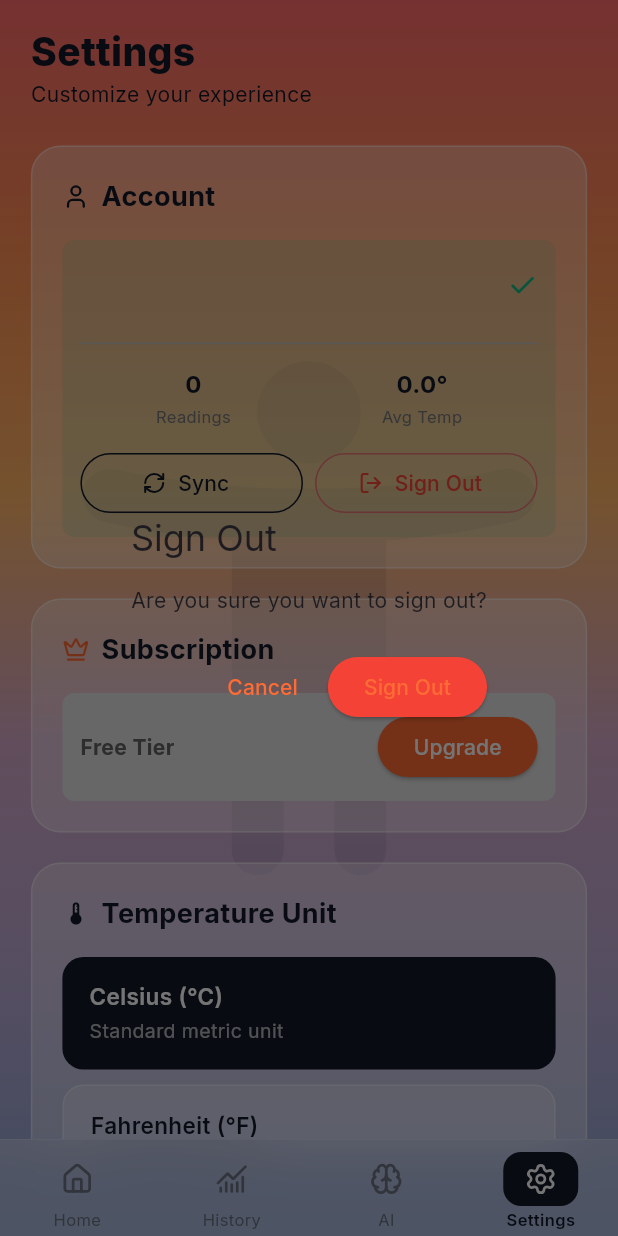
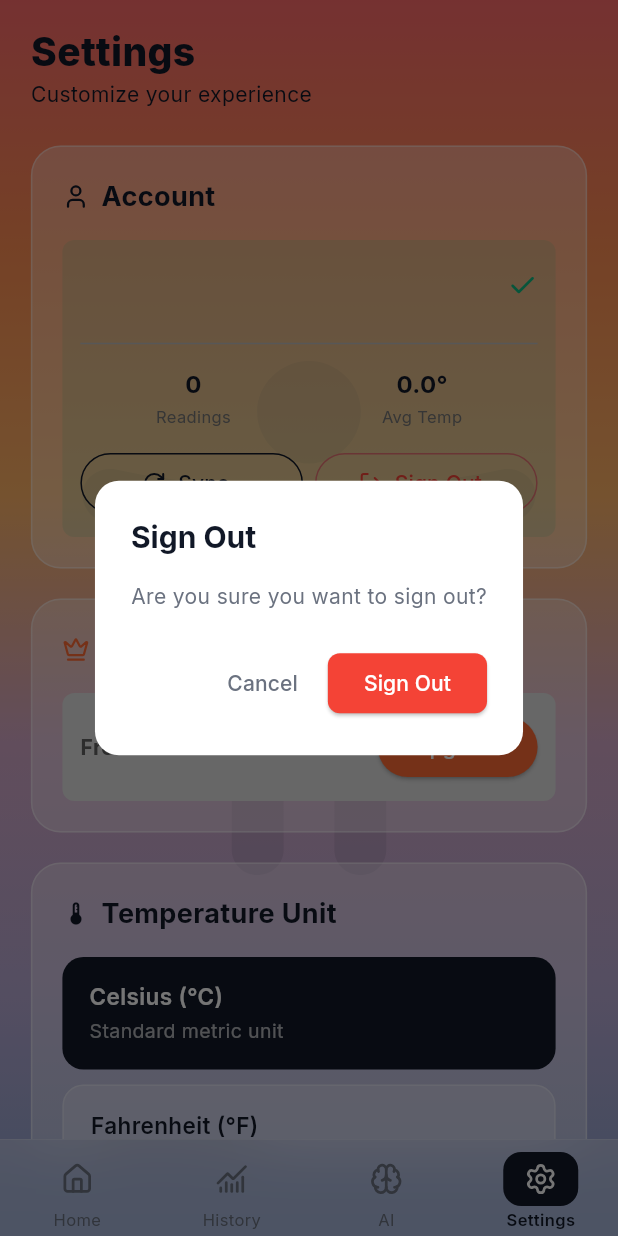
Before and after one commit to superfriend1113-sketch/Heatbubble-redesign, a Flutter app: the AppShell screen opened directly, item 4 of the bottom bar chosen, after a tap on "Sign Out", on a phone screen of 412 x 824 dp. Run offline on Flutter 3.47's test engine with Material 3 defaults, Android fonts, the light colour scheme and no system bars; our stand-ins replace cloud_firestore, firebase_auth, firebase_core, firebase_messaging, firebase_storage, fl_chart and 9 more; missing offline and left inert: workmanager; accounts and stored records are empty; generated files the repository leaves out were written again; network calls fail; statements that could not run were skipped.

Commit message:
fix: Improve dialog styling across the app
- Fixed Sign Out dialog styling (white background, proper text colors)
- Fixed Restore Data dialog styling
- Fixed Delete Account dialog styling (red title for warning)
- Added rounded corners and proper spacing
- Consistent button styling with proper foreground colors
- All dialogs now have clear, readable text on white backgrounds

Affected screens:
- Settings screen (Sign Out dialog)
- Profile screen (Sign Out, Restore Data, Delete Account dialogs)

```diff
--- a/lib/screens/settings_screen.dart
+++ b/lib/screens/settings_screen.dart
@@ -74,16 +74,42 @@ class _SettingsScreenState extends State<SettingsScreen> {
     final confirm = await showDialog<bool>(
       context: context,
       builder: (context) => AlertDialog(
-        title: const Text('Sign Out'),
-        content: const Text('Are you sure you want to sign out?'),
+        backgroundColor: Colors.white,
+        shape: RoundedRectangleBorder(
+          borderRadius: BorderRadius.circular(16),
+        ),
+        title: const Text(
+          'Sign Out',
+          style: TextStyle(
+            color: Color(0xFF111827),
+            fontSize: 20,
+            fontWeight: FontWeight.bold,
+          ),
+        ),
+        content: const Text(
+          'Are you sure you want to sign out?',
+          style: TextStyle(
+            color: Color(0xFF6B7280),
+            fontSize: 14,
+          ),
+        ),
         actions: [
           TextButton(
             onPressed: () => Navigator.pop(context, false),
+            style: TextButton.styleFrom(
+              foregroundColor: const Color(0xFF6B7280),
+            ),
             child: const Text('Cancel'),
           ),
           ElevatedButton(
             onPressed: () => Navigator.pop(context, true),
-            style: ElevatedButton.styleFrom(backgroundColor: Colors.red),
+            style: ElevatedButton.styleFrom(
+              backgroundColor: Colors.red,
+              foregroundColor: Colors.white,
+              shape: RoundedRectangleBorder(
+                borderRadius: BorderRadius.circular(8),
+              ),
+            ),
             child: const Text('Sign Out'),
           ),
         ],
```
Also changed, not shown: lib/screens/profile_screen.dart (+81 -6 lines).
